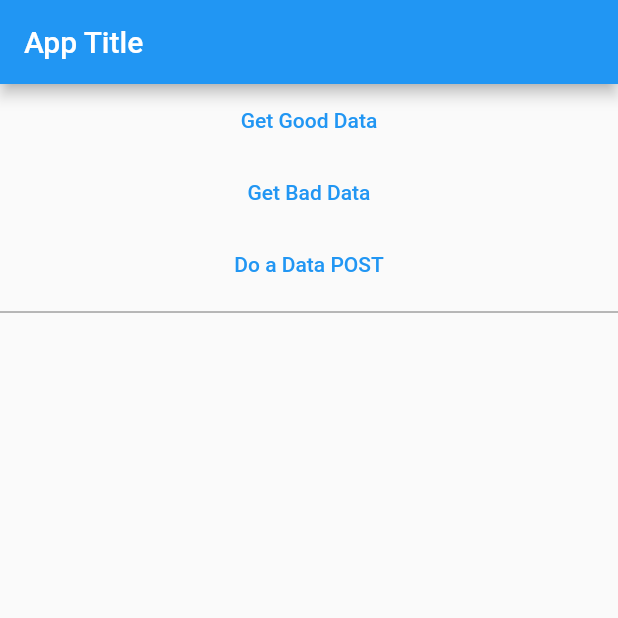
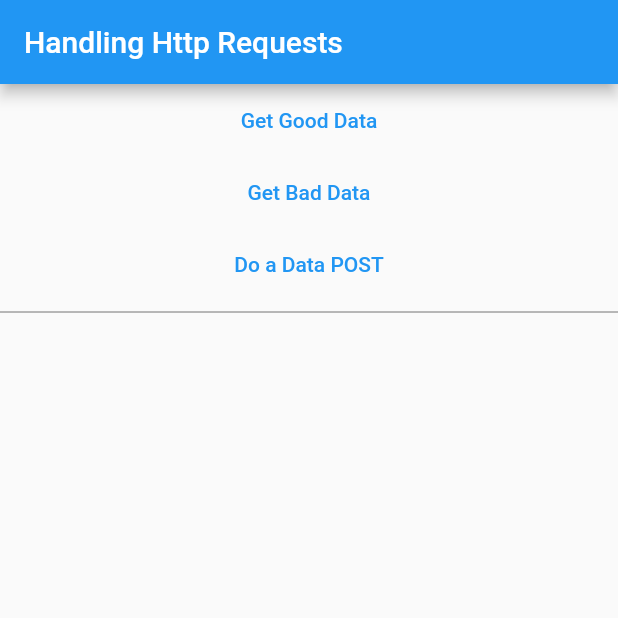
Before and after one commit to prof3ssorSt3v3/flutter-http-errors, a Flutter app: the screen it shows after launch, on a phone screen of 412 x 824 dp, the top half of it. Run offline on Flutter 3.47's test engine with Material 2 defaults, Android fonts, the phone set to English and light mode, and no system bars.

Commit message:
updated the title

```diff
--- a/lib/main.dart
+++ b/lib/main.dart
@@ -80,7 +80,7 @@ class _MyHomePageState extends State<MyHomePage> {
   Widget build(BuildContext context) {
     return Scaffold(
       appBar: AppBar(
-        title: Text('App Title'),
+        title: Text('Handling Http Requests'),
       ),
       body: Column(
         mainAxisSize: MainAxisSize.max,
```
